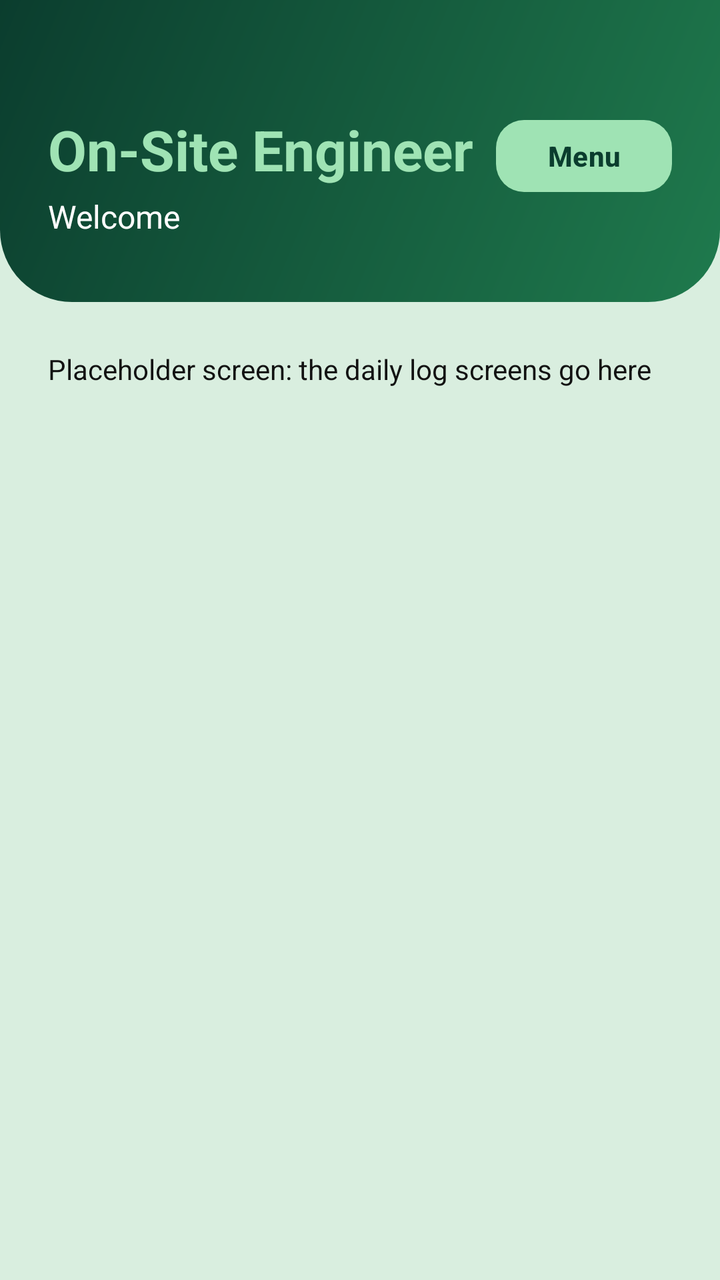
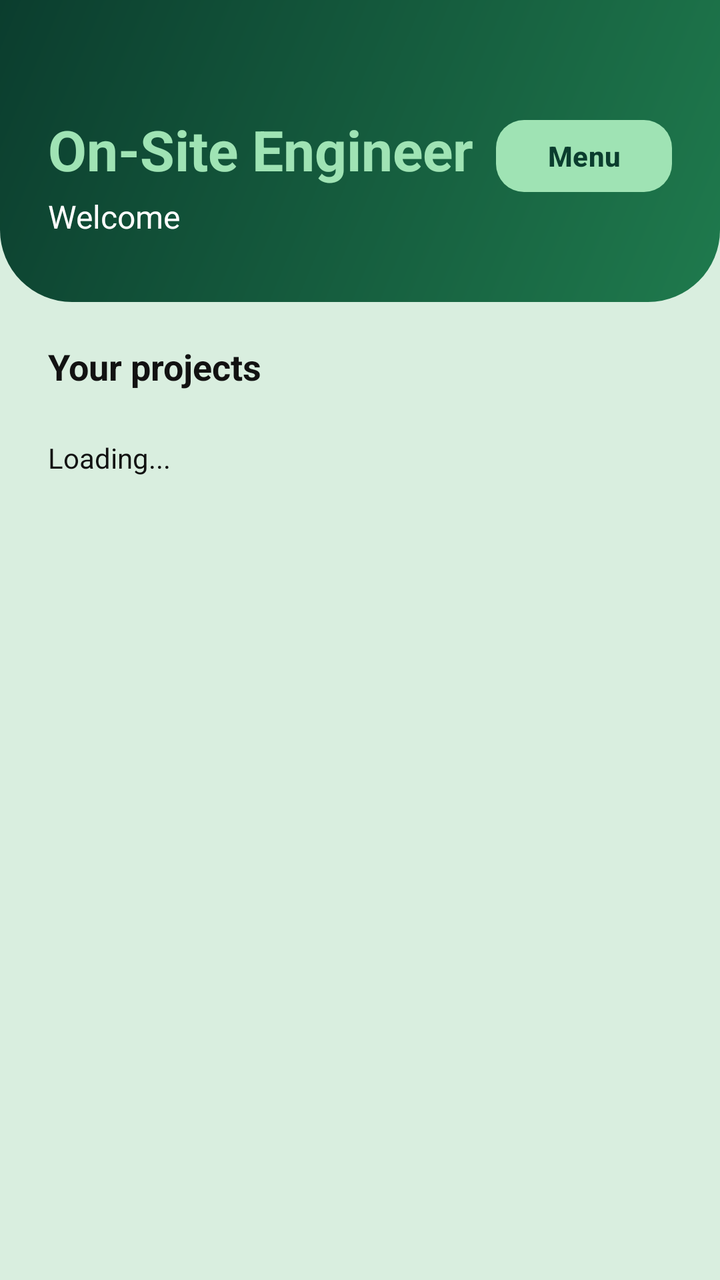

Screens rendered from an Android XML layout before and after an edit, with the pre-edit source and the edit as a unified diff.
<!-- AndroidManifest.xml: application theme Theme.BuildTrack_v1 -->
<!-- res/layout/activity_engineer_home.xml -->
<?xml version="1.0" encoding="utf-8"?>
<RelativeLayout xmlns:android="http://schemas.android.com/apk/res/android"
    xmlns:app="http://schemas.android.com/apk/res-auto"
    android:layout_width="match_parent"
    android:layout_height="match_parent"
    android:background="@color/engineer_body">

    <RelativeLayout
        android:id="@+id/topBar"
        android:layout_width="match_parent"
        android:layout_height="wrap_content"
        android:background="@drawable/bg_header_engineer"
        android:paddingStart="24dp"
        android:paddingTop="56dp"
        android:paddingEnd="24dp"
        android:paddingBottom="32dp">

        <TextView
            android:id="@+id/tvRole"
            android:layout_width="wrap_content"
            android:layout_height="wrap_content"
            android:text="On-Site Engineer"
            android:textColor="@color/engineer_light"
            android:textSize="28sp"
            android:textStyle="bold" />

        <TextView
            android:id="@+id/tvWelcome"
            android:layout_width="wrap_content"
            android:layout_height="wrap_content"
            android:layout_below="@id/tvRole"
            android:layout_marginTop="4dp"
            android:text="Welcome"
            android:textColor="@color/white"
            android:textSize="16sp" />

        <Button
            android:id="@+id/btnMenu"
            android:layout_width="wrap_content"
            android:layout_height="44dp"
            android:layout_alignParentEnd="true"
            android:text="Menu"
            android:textAllCaps="false"
            android:textColor="@color/engineer_dark"
            android:textStyle="bold"
            app:backgroundTint="@color/engineer_light"
            app:cornerRadius="14dp" />
    </RelativeLayout>

    <TextView
        android:id="@+id/tvPlaceholder"
        android:layout_width="match_parent"
        android:layout_height="wrap_content"
        android:layout_below="@id/topBar"
        android:layout_marginStart="24dp"
        android:layout_marginTop="24dp"
        android:layout_marginEnd="24dp"
        android:text="Placeholder screen: the daily log screens go here"
        android:textColor="@color/ink"
        android:textSize="14sp" />
</RelativeLayout>
<!-- resources referenced by this layout -->
<resources>
  <color name="engineer_body">#D9EEDF</color>
  <color name="engineer_dark">#0B3D2E</color>
  <color name="engineer_light">#9FE3B4</color>
  <color name="ink">#121212</color>
  <color name="white">#FFFFFFFF</color>
  <!-- drawable bg_header_engineer (drawable) -->
  <?xml version="1.0" encoding="utf-8"?>
  <shape xmlns:android="http://schemas.android.com/apk/res/android"
      android:shape="rectangle">
      <gradient
          android:angle="315"
          android:endColor="@color/engineer_mid"
          android:startColor="@color/engineer_dark" />
      <corners
          android:bottomLeftRadius="36dp"
          android:bottomRightRadius="36dp" />
  </shape>
  <style name="Theme.BuildTrack_v1" parent="Base.Theme.BuildTrack_v1" />
  <color name="engineer_mid">#1F7A4D</color>
  <style name="Base.Theme.BuildTrack_v1" parent="Theme.Material3.DayNight.NoActionBar">
          
          
      </style>
</resources>

<!-- the commit's change to res/layout/activity_engineer_home.xml (unified diff, before → after) -->
@@ -48,14 +48,32 @@
     </RelativeLayout>
 
     <TextView
-        android:id="@+id/tvPlaceholder"
-        android:layout_width="match_parent"
+        android:id="@+id/tvSectionTitle"
+        android:layout_width="wrap_content"
         android:layout_height="wrap_content"
         android:layout_below="@id/topBar"
         android:layout_marginStart="24dp"
-        android:layout_marginTop="24dp"
-        android:layout_marginEnd="24dp"
-        android:text="Placeholder screen: the daily log screens go here"
+        android:layout_marginTop="20dp"
+        android:text="Your projects"
+        android:textColor="@color/ink"
+        android:textSize="18sp"
+        android:textStyle="bold" />
+
+    <androidx.recyclerview.widget.RecyclerView
+        android:id="@+id/rvProjects"
+        android:layout_width="match_parent"
+        android:layout_height="match_parent"
+        android:layout_below="@id/tvSectionTitle"
+        android:clipToPadding="false"
+        android:padding="16dp" />
+
+    <TextView
+        android:id="@+id/tvEmpty"
+        android:layout_width="match_parent"
+        android:layout_height="wrap_content"
+        android:layout_below="@id/tvSectionTitle"
+        android:layout_margin="24dp"
+        android:text="Loading..."
         android:textColor="@color/ink"
         android:textSize="14sp" />
 </RelativeLayout>
